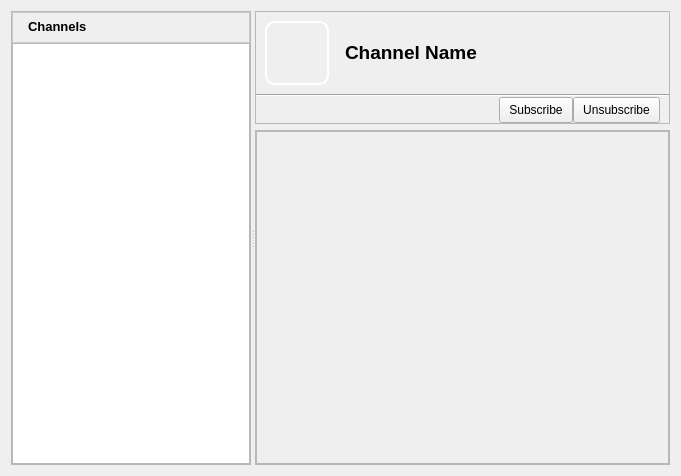
Above: retroshare-gui/src/gui/ChannelFeed.ui from RetroShare/RetroShare before the change. Below: the same form after it.
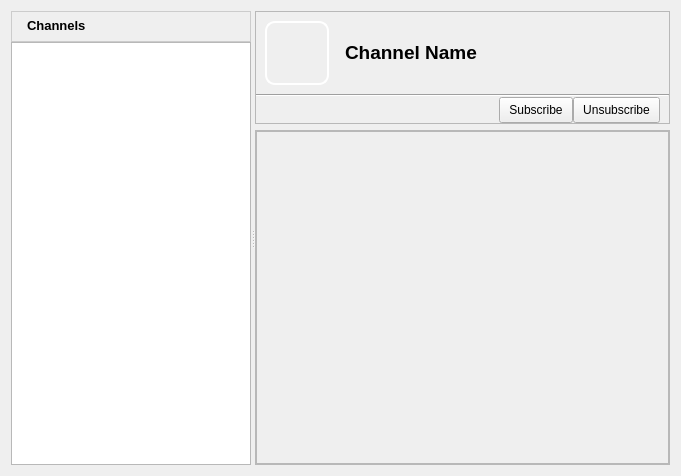
That is the form after the change. Icons and pictures are not drawn.

Commit message: disabled borders for some frames to look better in cleanlooks and plastique style.

```diff
--- a/retroshare-gui/src/gui/ChannelFeed.ui
+++ b/retroshare-gui/src/gui/ChannelFeed.ui
@@ -59,6 +59,9 @@
         <height>0</height>
        </size>
       </property>
+      <property name="styleSheet">
+       <string notr="true">QFrame#chanFrame{border: none;}</string>
+      </property>
       <property name="frameShape">
        <enum>QFrame::StyledPanel</enum>
       </property>
```
The commit also changes 2 other files.
